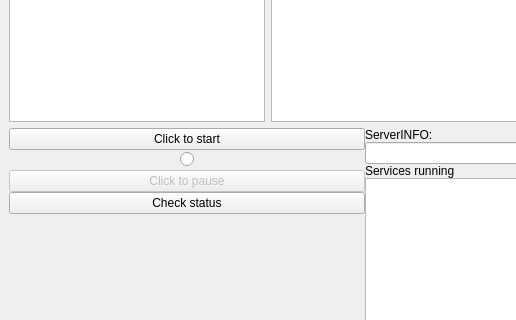
Saldenisov/pyconlyse, file gui/views/ui/Server_main.ui: the form before one commit; both pictures show x 0 to 516 and y 249 to 569 of the 1074 by 750 pixel window.
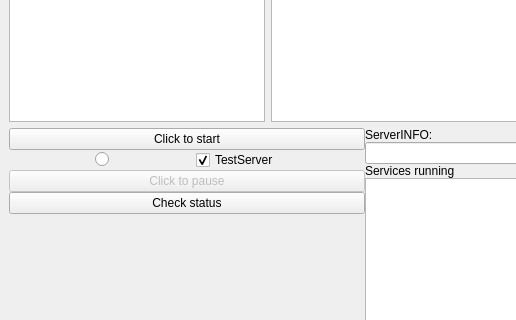
The form after the commit. Icons and pictures are not drawn.

Commit message: device_id is added to Device class

Patch:
```diff
--- a/gui/views/ui/Server_main.ui
+++ b/gui/views/ui/Server_main.ui
@@ -166,6 +166,29 @@
             </property>
            </widget>
           </item>
+          <item>
+           <spacer name="horizontalSpacer_3">
+            <property name="orientation">
+             <enum>Qt::Horizontal</enum>
+            </property>
+            <property name="sizeHint" stdset="0">
+             <size>
+              <width>40</width>
+              <height>20</height>
+             </size>
+            </property>
+           </spacer>
+          </item>
+          <item>
+           <widget class="QCheckBox" name="checkBox_test_server">
+            <property name="text">
+             <string>TestServer</string>
+            </property>
+            <property name="checked">
+             <bool>true</bool>
+            </property>
+           </widget>
+          </item>
           <item>
            <spacer name="horizontalSpacer_2">
             <property name="orientation">
```
The commit also changes 22 other files.
